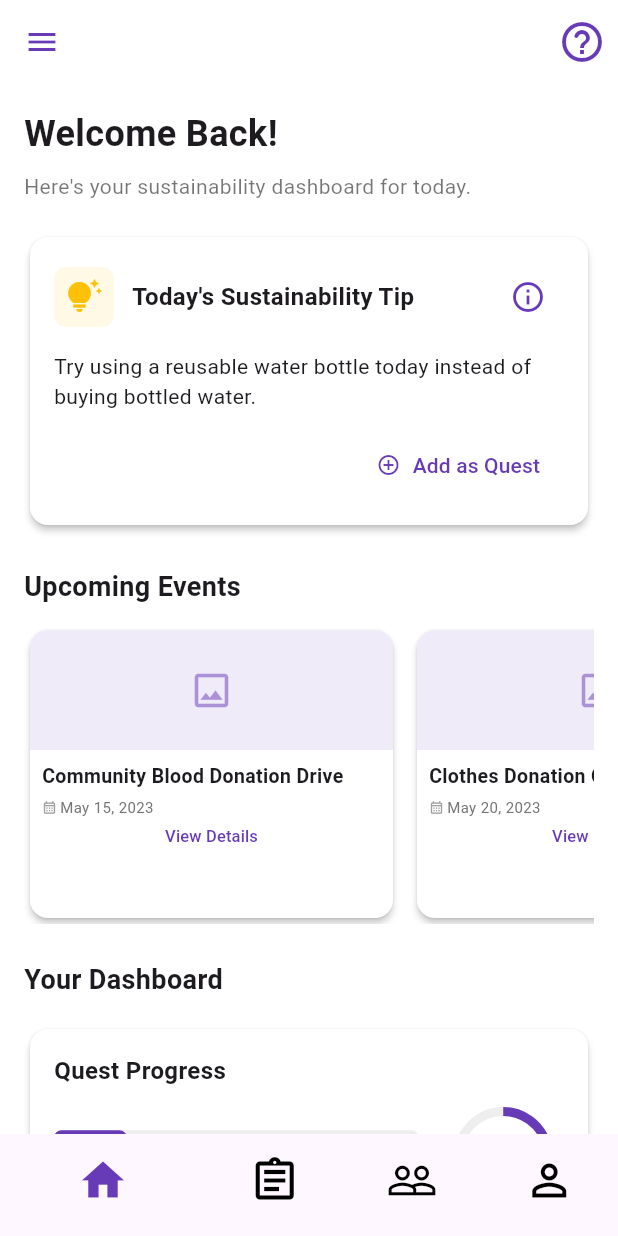
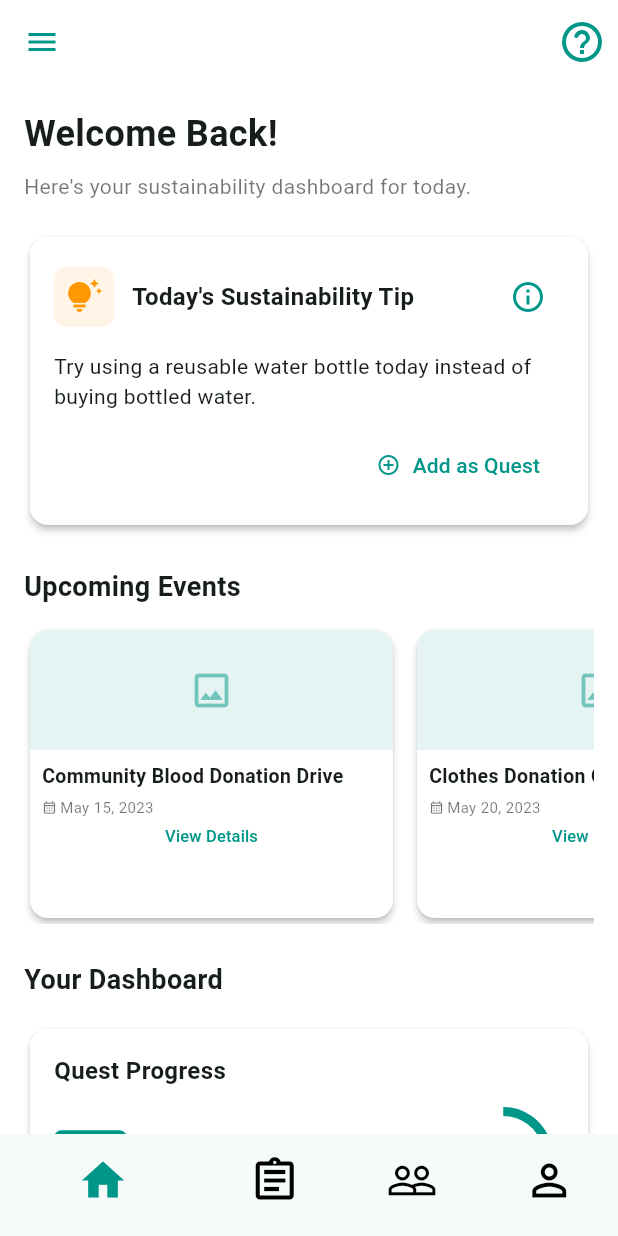
Before and after one commit to ByteCommitter/SustaBit, a Flutter app: the screen it shows after launch, on a phone screen of 412 x 824 dp. Run offline on Flutter 3.47's test engine with Material 3 defaults, Android fonts, the phone set to English and light mode, and no system bars; our stand-ins replace cloud_firestore, font_awesome_flutter, get; accounts and stored records are empty.

Commit message:
AppColor Modularization

```diff
--- a/lib/pages/Home/home_page.dart
+++ b/lib/pages/Home/home_page.dart
@@ -1,6 +1,6 @@
 import 'package:flutter/material.dart';
 import 'package:get/get.dart';
-import 'package:mentalsustainability/theme/app_colors.dart'; // Add theme import
+import 'package:mentalsustainability/theme/app_colors.dart';
 import 'package:mentalsustainability/pages/Quests/quest_page.dart';
 
 class HomePage extends StatefulWidget {
@@ -191,8 +191,8 @@ class _HomePageState extends State<HomePage> {
                 const SizedBox(height: 4),
                 Text(
                   'Points: ${tip.questPoints}',
-                  style: const TextStyle(
-                    color: Colors.deepPurple,
+                  style: TextStyle(
+                    color: AppColors.primary,
                     fontWeight: FontWeight.bold,
                   ),
                 ),
@@ -207,8 +207,8 @@ class _HomePageState extends State<HomePage> {
             ElevatedButton(
               onPressed: () => _addTipToQuests(tip),
               style: ElevatedButton.styleFrom(
-                backgroundColor: Colors.deepPurple,
-                foregroundColor: Colors.white,
+                backgroundColor: AppColors.primary,
+                foregroundColor: AppColors.white,
               ),
               child: const Text('Add to Quests'),
             ),
@@ -235,14 +235,14 @@ class _HomePageState extends State<HomePage> {
                   height: 150,
                   width: double.infinity,
                   decoration: BoxDecoration(
-                    color: Colors.deepPurple.withOpacity(0.1),
+                    color: AppColors.primary.withOpacity(0.1),
                     borderRadius: BorderRadius.circular(8),
                   ),
                   child: Center(
                     child: Icon(
                       Icons.event,
                       size: 50,
-                      color: Colors.deepPurple.withOpacity(0.5),
+                      color: AppColors.primary.withOpacity(0.5),
                     ),
                   ),
                 ),
@@ -266,10 +266,10 @@ class _HomePageState extends State<HomePage> {
                 // Event date and location
                 Row(
                   children: [
-                    const Icon(
+                    Icon(
                       Icons.calendar_today,
                       size: 16,
-                      color: Colors.deepPurple,
+                      color: AppColors.primary,
                     ),
                     const SizedBox(width: 8),
                     Text(
@@ -284,10 +284,10 @@ class _HomePageState extends State<HomePage> {
                 const SizedBox(height: 8),
                 Row(
                   children: [
-                    const Icon(
+                    Icon(
                       Icons.location_on,
                       size: 16,
-                      color: Colors.deepPurple,
+                      color: AppColors.primary,
                     ),
                     const SizedBox(width: 8),
                     Expanded(
@@ -322,10 +322,10 @@ class _HomePageState extends State<HomePage> {
                 const SizedBox(height: 4),
                 Text('Description: ${event.description} on ${event.date} at ${event.location}'),
                 const SizedBox(height: 4),
-                const Text(
+                Text(
                   'Points: 100',
                   style: TextStyle(
-                    color: Colors.deepPurple,
+                    color: AppColors.primary,
                     fontWeight: FontWeight.bold,
                   ),
                 ),
@@ -343,8 +343,8 @@ class _HomePageState extends State<HomePage> {
                 _addEventToQuests(event);
               },
               style: ElevatedButton.styleFrom(
-                backgroundColor: Colors.deepPurple,
-                foregroundColor: Colors.white,
+                backgroundColor: AppColors.primary,
+                foregroundColor: AppColors.white,
               ),
               child: const Text('Add to Quests'),
             ),
@@ -366,6 +366,8 @@ class _HomePageState extends State<HomePage> {
 
     return Scaffold(
       body: RefreshIndicator(
+        color: AppColors.primary,
+        backgroundColor: AppColors.cardBackground,
         onRefresh: () async {
           // In a real app, this would refresh data from an API
           await Future.delayed(const Duration(seconds: 1));
@@ -537,12 +539,12 @@ class _HomePageState extends State<HomePage> {
               // Event image (placeholder color if image not available)
               Container(
                 height: 80, // Reduced height
-                color: Colors.deepPurple.withOpacity(0.1),
+                color: AppColors.primary.withOpacity(0.1),
                 child: Center(
                   child: Icon(
                     Icons.image_outlined ,
                     size: 30, // Reduced size
-                    color: Colors.deepPurple.withOpacity(0.5),
+                    color: AppColors.primary.withOpacity(0.5),
                   ),
                 ),
               ),
@@ -564,17 +566,17 @@ class _HomePageState extends State<HomePage> {
                     // Combine date and location in a more compact way
                     Row(
                       children: [
-                        const Icon(
+                        Icon(
                           Icons.calendar_month_outlined,
                           size: 10, // Reduced size
-                          color: Colors.grey,
+                          color: AppColors.textSecondary,
                         ),
                         const SizedBox(width: 2),
                         Text(
                           event.date,
                           style: TextStyle(
                             fontSize: 10, // Reduced size
-                            color: Colors.grey[600],
+                            color: AppColors.textSecondary,
                           ),
                         ),
                       ],
@@ -585,7 +587,7 @@ class _HomePageState extends State<HomePage> {
                       child: TextButton(
                         onPressed: () => _showEventDialog(event),
                         style: TextButton.styleFrom(
-                          foregroundColor: Colors.deepPurple,
+                          foregroundColor: AppColors.primary,
                           padding: EdgeInsets.zero,
                           minimumSize: Size.zero,
                           tapTargetSize: MaterialTapTargetSize.shrinkWrap,
@@ -632,8 +634,8 @@ class _HomePageState extends State<HomePage> {
                     children: [
                       LinearProgressIndicator(
                         value: progressPercentage,
-                        backgroundColor: Colors.grey[200],
-                        valueColor: const AlwaysStoppedAnimation<Color>(Colors.deepPurple),
+                        backgroundColor: AppColors.cardBackground,
+                        valueColor: AlwaysStoppedAnimation<Color>(AppColors.primary),
                         minHeight: 10,
                         borderRadius: BorderRadius.circular(5),
                       ),
@@ -641,7 +643,7 @@ class _HomePageState extends State<HomePage> {
                       Text(
                         '$completedQuests of $totalQuests quests completed',
                         style: TextStyle(
-                          color: Colors.grey[600],
+                          color: AppColors.textSecondary,
                           fontSize: 12,
                         ),
                       ),
@@ -665,8 +667,8 @@ class _HomePageState extends State<HomePage> {
                                 width: 60,
                                 child: CircularProgressIndicator(
                                   value: progressPercentage,
-                                  backgroundColor: Colors.grey[200],
-                                  valueColor: const AlwaysStoppedAnimation<Color>(Colors.deepPurple),
+                                  backgroundColor: AppColors.cardBackground,
+                                  valueColor: AlwaysStoppedAnimation<Color>(AppColors.primary),
                                   strokeWidth: 6,
                                 ),
                               ),
@@ -716,13 +718,13 @@ class _HomePageState extends State<HomePage> {
                 Container(
                   padding: const EdgeInsets.symmetric(horizontal: 8, vertical: 4),
                   decoration: BoxDecoration(
-                    color: Colors.deepPurple.withOpacity(0.1),
+                    color: AppColors.primary.withOpacity(0.1),
                     borderRadius: BorderRadius.circular(12),
                   ),
                   child: Text(
                     '$totalPoints total',
-                    style: const TextStyle(
-                      color: Colors.deepPurple,
+                    style: TextStyle(
+                      color: AppColors.primary,
                       fontWeight: FontWeight.bold,
                       fontSize: 12,
                     ),
@@ -752,7 +754,7 @@ class _HomePageState extends State<HomePage> {
                           Container(
                             height: height,
                             decoration: BoxDecoration(
-                              color: Colors.deepPurple,
+                              color: AppColors.primary,
                               borderRadius: BorderRadius.circular(3),
                             ),
                           ),
@@ -768,7 +770,7 @@ class _HomePageState extends State<HomePage> {
                             day.day.split(' ')[1], // Only day number
                             style: TextStyle(
                               fontSize: 8,
-                              color: Colors.grey[600],
+                              color: AppColors.textSecondary,
                             ),
                           ),
                         ],
@@ -815,12 +817,12 @@ class _HomePageState extends State<HomePage> {
                       Container(
                         padding: const EdgeInsets.all(8),
                         decoration: BoxDecoration(
-                          color: Colors.green.withOpacity(0.1),
+                          color: AppColors.success.withOpacity(0.1),
                           borderRadius: BorderRadius.circular(8),
                         ),
-                        child: const Icon(
+                        child: Icon(
                           Icons.check_circle,
-                          color: Colors.green,
+                          color: AppColors.success,
                           size: 16,
                         ),
                       ),
@@ -840,7 +842,7 @@ class _HomePageState extends State<HomePage> {
                               quest.description,
                               style: TextStyle(
                                 fontSize: 12,
-                                color: Colors.grey[600],
+                                color: AppColors.textSecondary,
                               ),
                             ),
                             const SizedBox(height: 4),
@@ -851,15 +853,15 @@ class _HomePageState extends State<HomePage> {
                                   quest.completedDate!,
                                   style: TextStyle(
                                     fontSize: 11,
-                                    color: Colors.grey[600],
+                                    color: AppColors.textSecondary,
                                     fontStyle: FontStyle.italic,
                                   ),
                                 ),
                                 Text(
                                   '+${quest.points} points',
-                                  style: const TextStyle(
+                                  style: TextStyle(
                                     fontSize: 12,
-                                    color: Colors.green,
+                                    color: AppColors.success,
                                     fontWeight: FontWeight.bold,
                                   ),
                                 ),
@@ -874,11 +876,11 @@ class _HomePageState extends State<HomePage> {
               },
             ),
             if (quests.isEmpty)
-              const Center(
+              Center(
                 child: Text(
                   'No completed quests yet',
                   style: TextStyle(
-                    color: Colors.grey,
+                    color: AppColors.textSecondary,
                     fontSize: 14,
                   ),
                 ),
@@ -915,13 +917,13 @@ class _HomePageState extends State<HomePage> {
                       width: 60,
                       height: 60,
                       decoration: BoxDecoration(
-                        color: Colors.deepPurple.withOpacity(0.1),
+                        color: AppColors.primary.withOpacity(0.1),
                         shape: BoxShape.circle,
                       ),
                       child: Center(
                         child: Icon(
                           _getBadgeIcon(badge.title),
-                          color: Colors.deepPurple,
+                          color: AppColors.primary,
                           size: 30,
                         ),
                       ),
--- a/lib/theme/app_colors.dart
+++ b/lib/theme/app_colors.dart
@@ -7,7 +7,7 @@ class AppColors {
   AppColors._();
 
   // Current active theme
-  static AppTheme currentTheme = purpleTheme;
+  static AppTheme currentTheme = tealTheme;
 
   // Theme accessor methods
   static Color get primary => currentTheme.primary;
```
